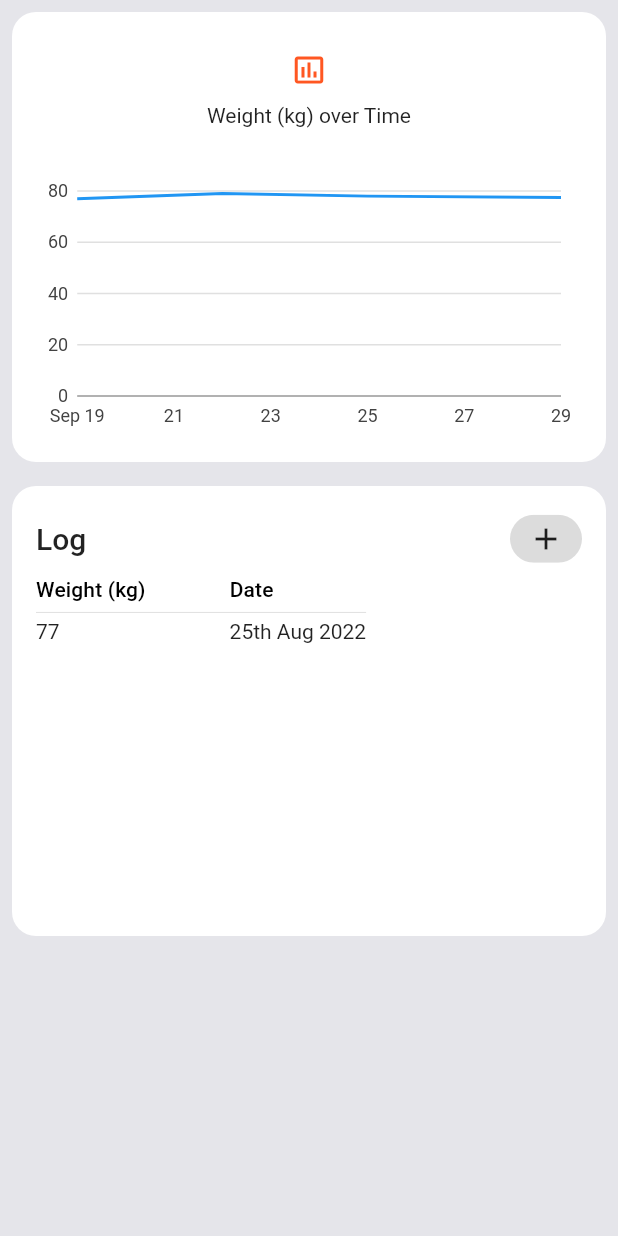
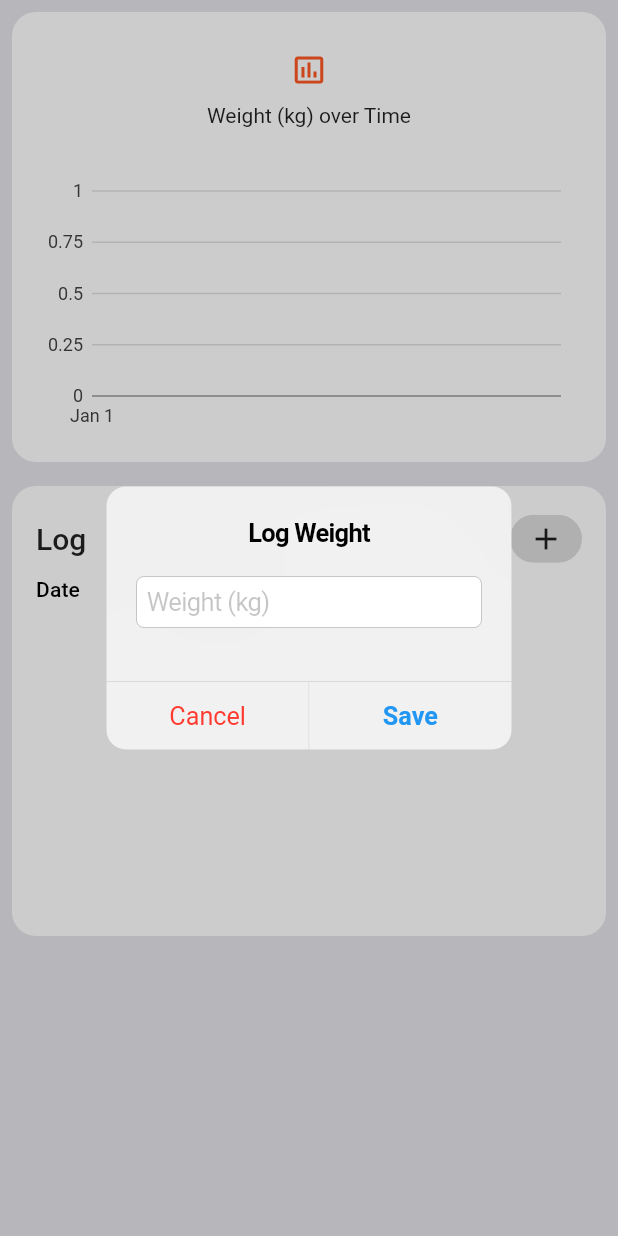
Before and after one commit to jitinder/nutrition, a Flutter app: the Weight widget shown alone on an empty page, opened directly, after a tap on the "add" icon, on a phone screen of 412 x 824 dp. Run offline on Flutter 3.47's test engine with Material 2 defaults, Android fonts, the phone set to English and light mode, and no system bars; our stand-ins replace charts_flutter, salomon_bottom_bar.

Commit message:
Add dialog to save weight data

```diff
--- a/lib/weight_tab/weight.dart
+++ b/lib/weight_tab/weight.dart
@@ -1,18 +1,81 @@
 import 'package:charts_flutter/flutter.dart';
+import 'package:flutter/cupertino.dart';
 import 'package:flutter/material.dart';
+import 'package:intl/intl.dart';
 import 'package:nutrition/util/WeightLog.dart';
 
 import '../util/DataContainer.dart';
 
-class Weight extends StatelessWidget {
+class Weight extends StatefulWidget {
   const Weight({Key? key}) : super(key: key);
+  static DateFormat dateFormat = DateFormat('dd MMM yyyy');
 
-  static List<WeightLog> data = [
-    WeightLog(77.0, DateTime(2017, 9, 19)),
-    WeightLog(79.0, DateTime(2017, 9, 22)),
-    WeightLog(78.0, DateTime(2017, 9, 25)),
-    WeightLog(77.5, DateTime(2017, 9, 29)),
-  ];
+  @override
+  State<Weight> createState() => _WeightState();
+}
+
+class _WeightState extends State<Weight> {
+  List<WeightLog> data = [];
+
+  addNewWeight(BuildContext context) {
+    TextEditingController controller = new TextEditingController();
+    showCupertinoDialog<double>(
+      context: context,
+      barrierDismissible: true,
+      builder: (context) => CupertinoAlertDialog(
+        title: Text("Log Weight"),
+        content: Container(
+          padding: EdgeInsets.symmetric(vertical: 16),
+          child: CupertinoTextField(
+            controller: controller,
+            placeholder: "Weight (kg)",
+            keyboardType: TextInputType.numberWithOptions(decimal: true),
+            maxLength: 5,
+          ),
+        ),
+        actions: [
+          CupertinoDialogAction(
+            child: Text("Cancel"),
+            isDestructiveAction: true,
+            onPressed: () {
+              Navigator.pop(context);
+            },
+          ),
+          CupertinoDialogAction(
+            child: Text("Save"),
+            isDefaultAction: true,
+            onPressed: () {
+              double? weight = double.tryParse(controller.text);
+              if (weight != null) {
+                WeightLog log = WeightLog(weight, DateTime.now());
+                setState(() {
+                  data.add(log);
+                });
+              }
+              Navigator.pop(context);
+            },
+          ),
+        ],
+      ),
+    );
+  }
+
+  List<DataRow> _getTableRows() {
+    List<DataRow> rows = [];
+    for (WeightLog log in data.reversed.take(8)) {
+      rows.add(DataRow(
+        cells: <DataCell>[
+          DataCell(
+            Text(Weight.dateFormat.format(log.logTime)),
+          ),
+          DataCell(
+            Text(log.weightInKgs.toString()),
+          ),
+        ],
+      ));
+    }
+    return rows;
+  }
 
   @override
   Widget build(BuildContext context) {
@@ -72,7 +135,7 @@ class Weight extends StatelessWidget {
                         Icons.add,
                       ),
                       onPressed: () {
-                        print("Add to Log");
+                        addNewWeight(context);
                       },
                     ),
                   ],
@@ -91,20 +154,13 @@ class Weight extends StatelessWidget {
                     // columnSpacing: 5,
                     columns: const <DataColumn>[
                       DataColumn(
+                        label: Text("Date"),
+                      ),
+                      DataColumn(
                         label: Text("Weight (kg)"),
                       ),
-                      DataColumn(
-                        label: Text("Date"),
-                      ),
                     ],
-                    rows: [
-                      DataRow(
-                        cells: <DataCell>[
-                          DataCell(Text('77')),
-                          DataCell(Text('25th Aug 2022')),
-                        ],
-                      ),
-                    ],
+                    rows: _getTableRows(),
                   ),
                 ),
               ),
--- a/pubspec.yaml
+++ b/pubspec.yaml
@@ -38,6 +38,7 @@ dependencies:
   cupertino_icons: ^1.0.2
   salomon_bottom_bar: ^3.3.1
   charts_flutter: ^0.12.0
+  intl: ^0.17.0
 
 dev_dependencies:
   flutter_test:
```
Also changed, not shown: pubspec.lock.
